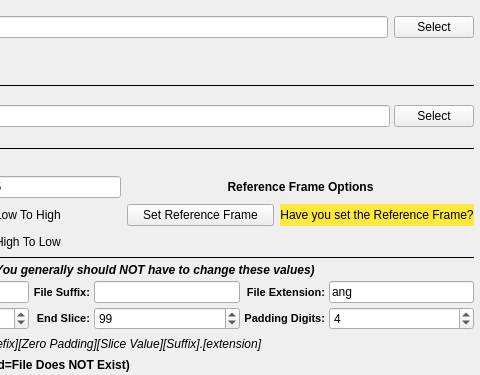
BlueQuartzSoftware/DREAM3D, file Source/Plugins/OrientationAnalysis/Gui/FilterParameterWidgets/UI_Files/EbsdToH5EbsdWidget.ui: the form before one commit; both pictures show x 184 to 664 and y 0 to 375 of the 664 by 648 pixel window.
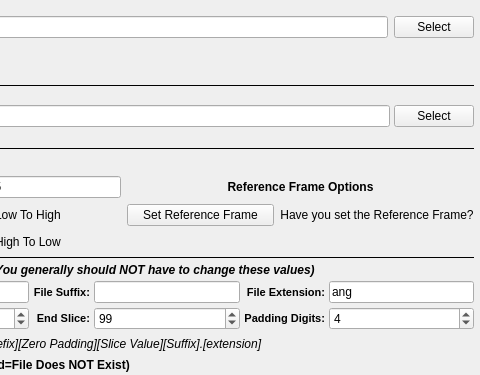
The form after the commit. Custom widgets are drawn as their Qt base class.

Commit message: EBSD to H5Ebsd UI code cleanup.

```diff
--- a/Source/Plugins/OrientationAnalysis/Gui/FilterParameterWidgets/UI_Files/EbsdToH5EbsdWidget.ui
+++ b/Source/Plugins/OrientationAnalysis/Gui/FilterParameterWidgets/UI_Files/EbsdToH5EbsdWidget.ui
@@ -355,9 +355,6 @@
      </item>
      <item row="3" column="3">
       <widget class="QLabel" name="referenceFrameCheck">
-       <property name="styleSheet">
-        <string notr="true">background-color: rgb(255, 232, 61);</string>
-       </property>
        <property name="text">
         <string>Have you set the Reference Frame?</string>
        </property>
@@ -635,6 +632,11 @@
   </layout>
  </widget>
  <customwidgets>
+  <customwidget>
+   <class>SVLineEdit</class>
+   <extends>QLineEdit</extends>
+   <header location="global">SVControlWidgets.h</header>
+  </customwidget>
   <customwidget>
    <class>QtSLineEdit</class>
    <extends>QLineEdit</extends>
```
Left out of the diff: 8 changed lines with no effect on the pictures. The commit also changes 2 other files.
